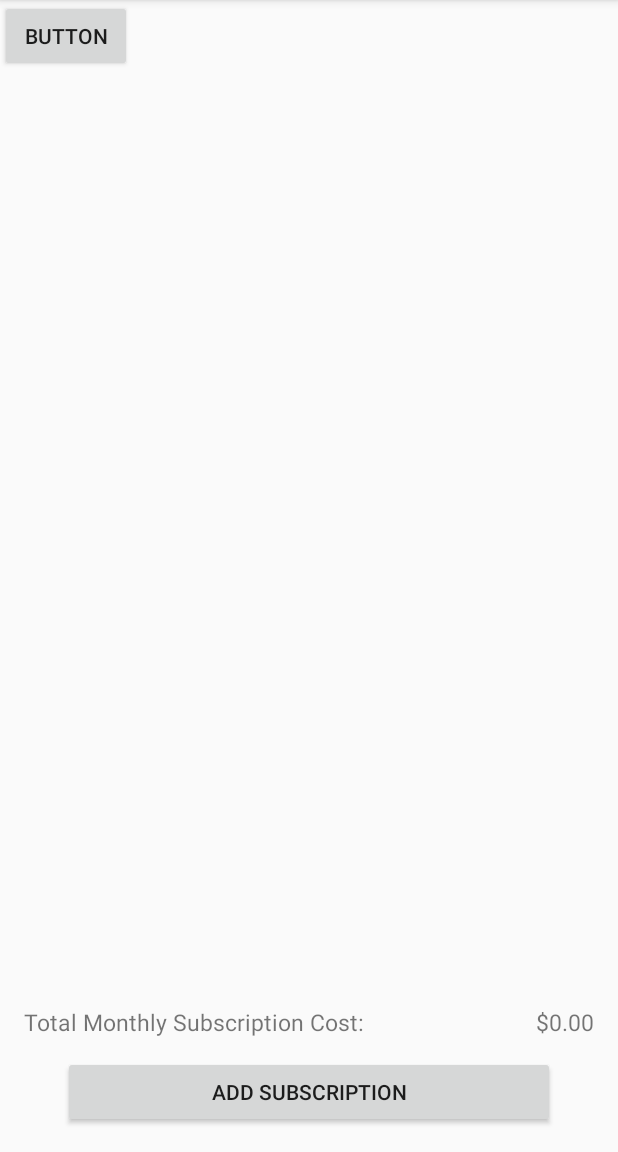
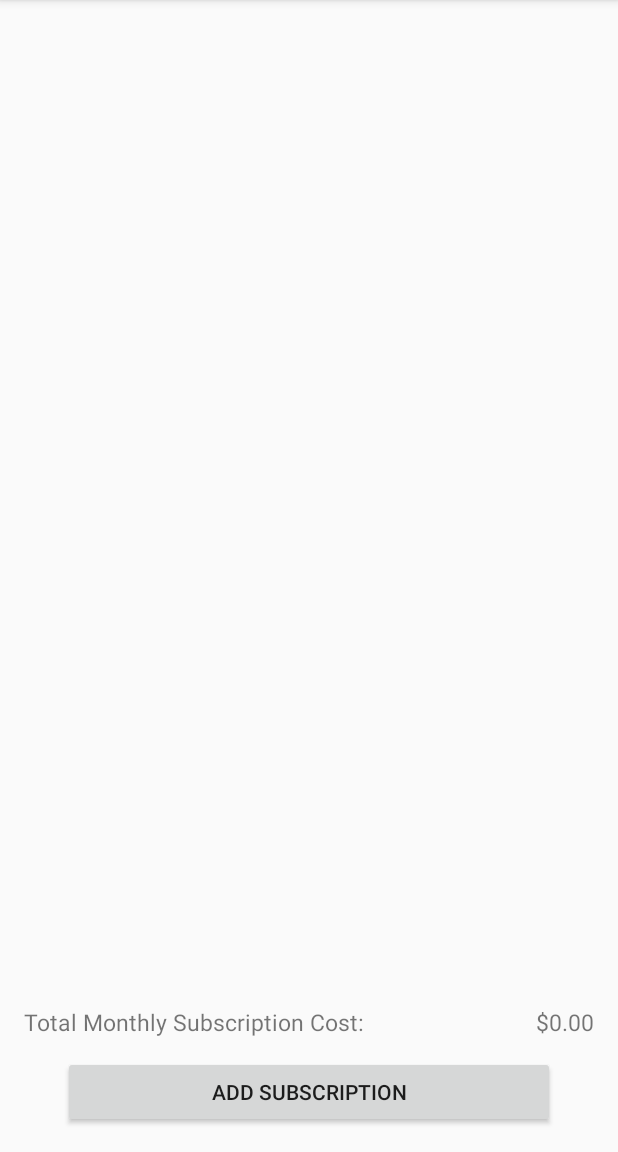
Before and after one commit to ryandromano/rromano-SubBook, an Android app: the screen it shows after launch (MainActivity), on a phone screen of 412 x 824 dp, the part 84-1236 px from its top. Run offline under Robolectric (Android 15) with nearby library versions, the phone set to English and light mode, and no system bars.

Commit message:
Fixing object passing

```diff
--- a/app/src/main/java/com/example/ryand/rromano_subbook/MainActivity.java
+++ b/app/src/main/java/com/example/ryand/rromano_subbook/MainActivity.java
@@ -24,6 +24,8 @@ public class MainActivity extends AppCompatActivity {
 
     public TextView textView;
 
+    public ArrayAdapter<String> adapter;
+
     @Override
     protected void onCreate(Bundle savedInstanceState) {
         super.onCreate(savedInstanceState);
@@ -31,7 +33,7 @@ public class MainActivity extends AppCompatActivity {
 
 
         textView = findViewById(R.id.totalPriceView);
-        textView.setText("$" + String.format("%.2f", price));//Float.toString(price));
+        textView.setText("$" + String.format("%.2f", price));
 
 
         Button addbutton = (Button)findViewById(R.id.add_button);
@@ -39,10 +41,7 @@ public class MainActivity extends AppCompatActivity {
 
 
         //SUB LIST FUNCTIONS AND STUFF
-        //sublist.add("hi");
-        //sublist.add("bye");
-        //sublist.add("ME");
-        ArrayAdapter<String> adapter = new ArrayAdapter<String>(getApplicationContext(), android.R.layout.simple_list_item_1, sublist);
+        adapter = new ArrayAdapter<String>(getApplicationContext(), android.R.layout.simple_list_item_1, sublist);
         subscriptionList.setAdapter(adapter);
         subscriptionList.setOnItemClickListener(new AdapterView.OnItemClickListener() {
             @Override
@@ -66,28 +65,9 @@ public class MainActivity extends AppCompatActivity {
 
     @Override
     protected void onStart() {
-        // TODO Auto-generated method stub
         super.onStart();
-        textView.setText("$" + String.format("%.2f", price));//Float.toString(price));
+        subscriptionList.setAdapter(adapter);
+        textView.setText("$" + String.format("%.2f", price));
     }
 
-       // addConfigure();
-    //}
-
-    /** MAYBE HOW TO DO BUTTONS?
-    private void addConfigure() {
-        Button addbutton = (Button)findViewById(R.id.add_button);
-
-        subscriptionList = (ListView) findViewById(R.id.subcriptionList);
-
-        addbutton.setOnClickListener(new View.OnClickListener() {
-            public void onClick(View v) {
-
-                startActivity(new Intent(MainActivity.this, AddActivity.class));
-
-            }
-        });
-    }
-    */
-
 }
--- a/app/src/main/res/layout/activity_main.xml
+++ b/app/src/main/res/layout/activity_main.xml
@@ -56,11 +56,4 @@
         app:layout_constraintBaseline_toBaselineOf="@+id/textView2"
         app:layout_constraintEnd_toEndOf="parent" />
 
-    <Button
-        android:id="@+id/testEdit"
-        android:layout_width="wrap_content"
-        android:layout_height="wrap_content"
-        android:text="Button"
-        tools:layout_editor_absoluteX="0dp"
-        tools:layout_editor_absoluteY="347dp" />
 </android.support.constraint.ConstraintLayout>
```
Also changed, not shown: app/src/main/AndroidManifest.xml (+18 -3 lines), app/src/main/java/com/example/ryand/rromano_subbook/AddActivity.java (+34 -26 lines), app/src/main/java/com/example/ryand/rromano_subbook/EditActivity.java (+23 -4 lines), app/src/main/java/com/example/ryand/rromano_subbook/Subscription.java (added, +62 -0 lines), app/src/main/java/com/example/ryand/rromano_subbook/ViewActivity.java (+46 -8 lines).
